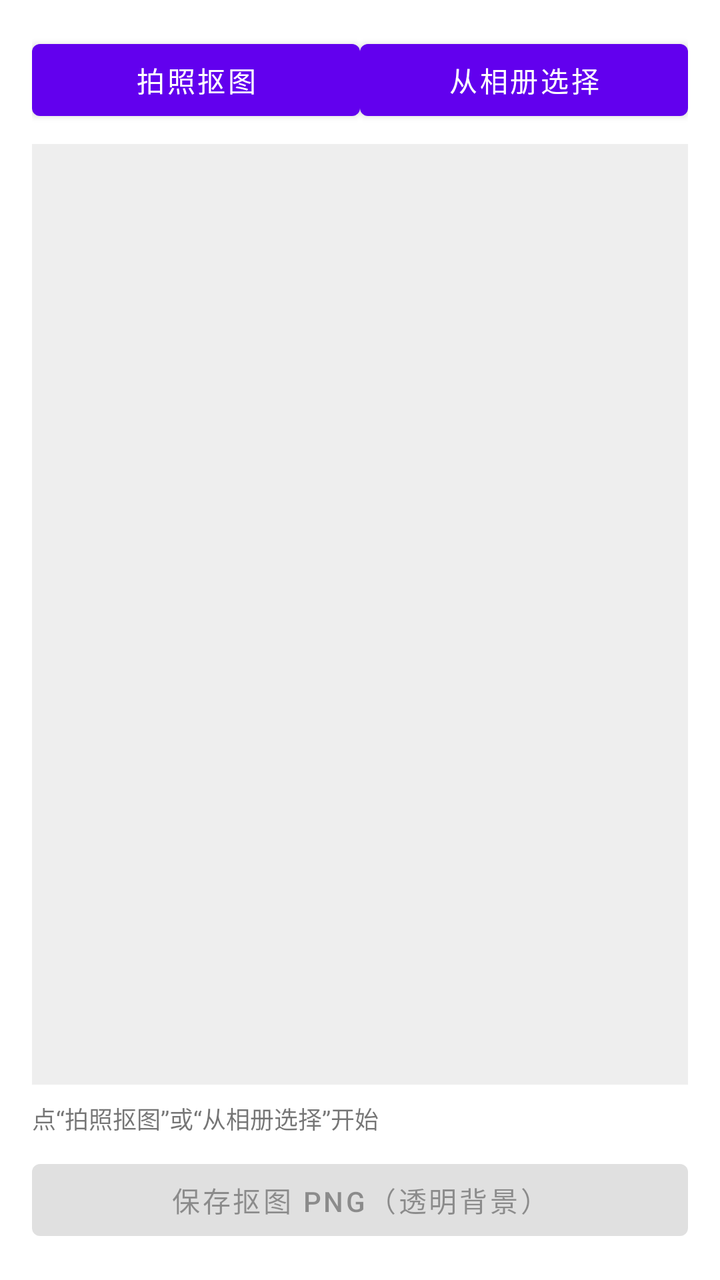
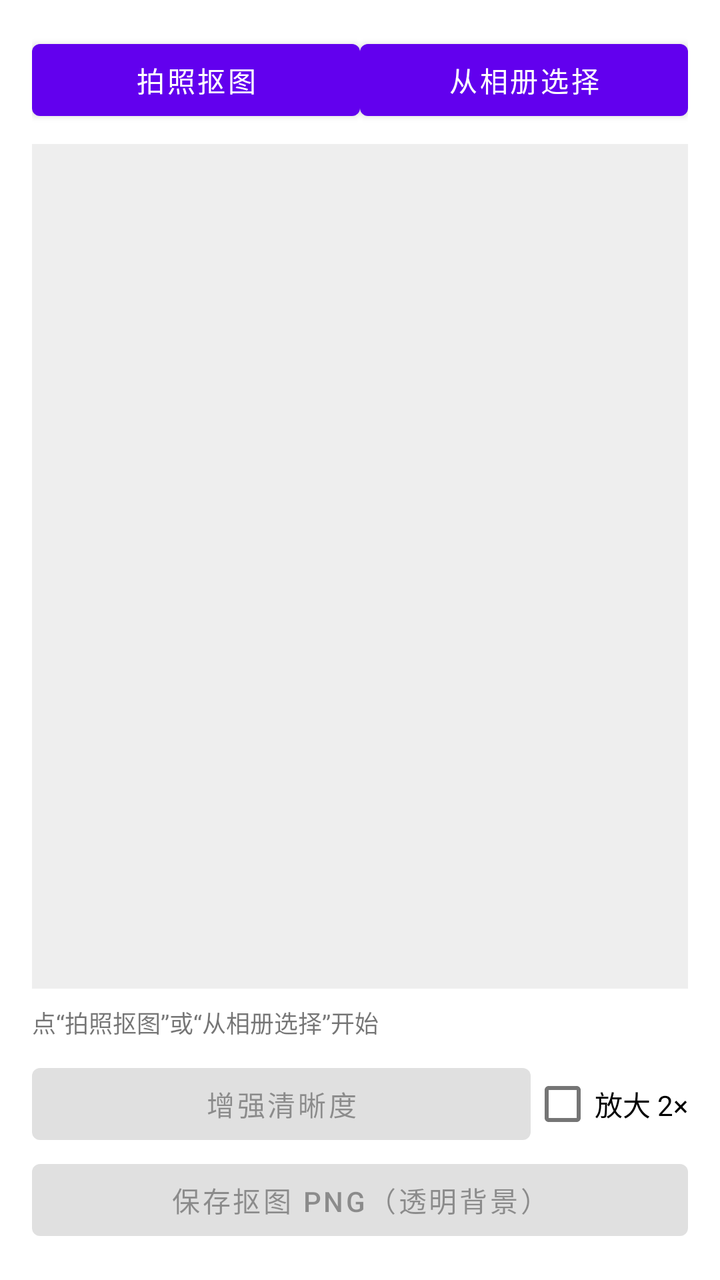

Two renders of the same Android screen: before a commit and after it. Below are the layout's source before the change and the commit's diff.
<!-- AndroidManifest.xml: application theme Theme.LibPic -->
<!-- res/layout/activity_main.xml -->
<?xml version="1.0" encoding="utf-8"?>
<LinearLayout xmlns:android="http://schemas.android.com/apk/res/android"
    android:layout_width="match_parent"
    android:layout_height="match_parent"
    android:orientation="vertical"
    android:padding="16dp">

    <LinearLayout
        android:layout_width="match_parent"
        android:layout_height="wrap_content"
        android:orientation="horizontal">

        <Button
            android:id="@+id/cameraButton"
            android:layout_width="0dp"
            android:layout_height="wrap_content"
            android:layout_weight="1"
            android:text="拍照抠图" />

        <Button
            android:id="@+id/pickButton"
            android:layout_width="0dp"
            android:layout_height="wrap_content"
            android:layout_weight="1"
            android:text="从相册选择" />
    </LinearLayout>

    
    <ImageView
        android:id="@+id/imageView"
        android:layout_width="match_parent"
        android:layout_height="0dp"
        android:layout_marginTop="8dp"
        android:layout_weight="1"
        android:background="#EEEEEE"
        android:scaleType="fitCenter" />

    <TextView
        android:id="@+id/matteInfoText"
        android:layout_width="match_parent"
        android:layout_height="wrap_content"
        android:paddingTop="8dp"
        android:paddingBottom="8dp"
        android:text="点“拍照抠图”或“从相册选择”开始"
        android:textSize="12sp" />

    <Button
        android:id="@+id/saveMatteButton"
        android:layout_width="match_parent"
        android:layout_height="wrap_content"
        android:enabled="false"
        android:text="保存抠图 PNG（透明背景）" />

    <ProgressBar
        android:id="@+id/progressBar"
        android:layout_width="wrap_content"
        android:layout_height="wrap_content"
        android:layout_gravity="center_horizontal"
        android:visibility="gone" />

</LinearLayout>
<!-- resources referenced by this layout -->
<resources>
  <style name="Theme.LibPic" parent="Theme.MaterialComponents.DayNight.DarkActionBar">
          
          <item name="colorPrimary">@color/purple_500</item>
          <item name="colorPrimaryVariant">@color/purple_700</item>
          <item name="colorOnPrimary">@color/white</item>
          
          <item name="colorSecondary">@color/teal_200</item>
          <item name="colorSecondaryVariant">@color/teal_700</item>
          <item name="colorOnSecondary">@color/black</item>
          
          <item name="android:statusBarColor" tools:targetApi="l">?attr/colorPrimaryVariant</item>
          
      </style>
  <color name="purple_500">#FF6200EE</color>
  <color name="purple_700">#FF3700B3</color>
  <color name="white">#FFFFFFFF</color>
  <color name="teal_200">#FF03DAC5</color>
  <color name="teal_700">#FF018786</color>
  <color name="black">#FF000000</color>
</resources>

<!-- the commit's change to res/layout/activity_main.xml (unified diff, before → after) -->
@@ -44,6 +44,27 @@
         android:text="点“拍照抠图”或“从相册选择”开始"
         android:textSize="12sp" />
 
+    <LinearLayout
+        android:layout_width="match_parent"
+        android:layout_height="wrap_content"
+        android:gravity="center_vertical"
+        android:orientation="horizontal">
+
+        <Button
+            android:id="@+id/enhanceButton"
+            android:layout_width="0dp"
+            android:layout_height="wrap_content"
+            android:layout_weight="1"
+            android:enabled="false"
+            android:text="增强清晰度" />
+
+        <CheckBox
+            android:id="@+id/upscaleCheck"
+            android:layout_width="wrap_content"
+            android:layout_height="wrap_content"
+            android:text="放大 2×" />
+    </LinearLayout>
+
     <Button
         android:id="@+id/saveMatteButton"
         android:layout_width="match_parent"
